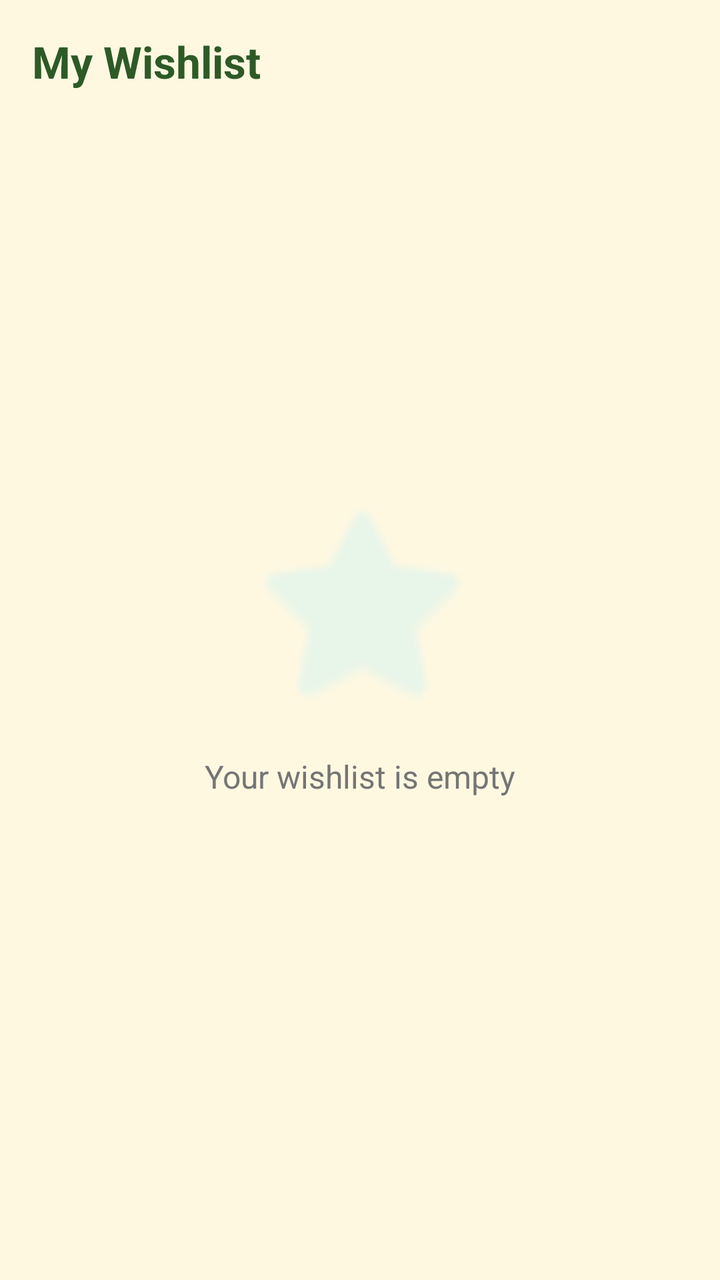
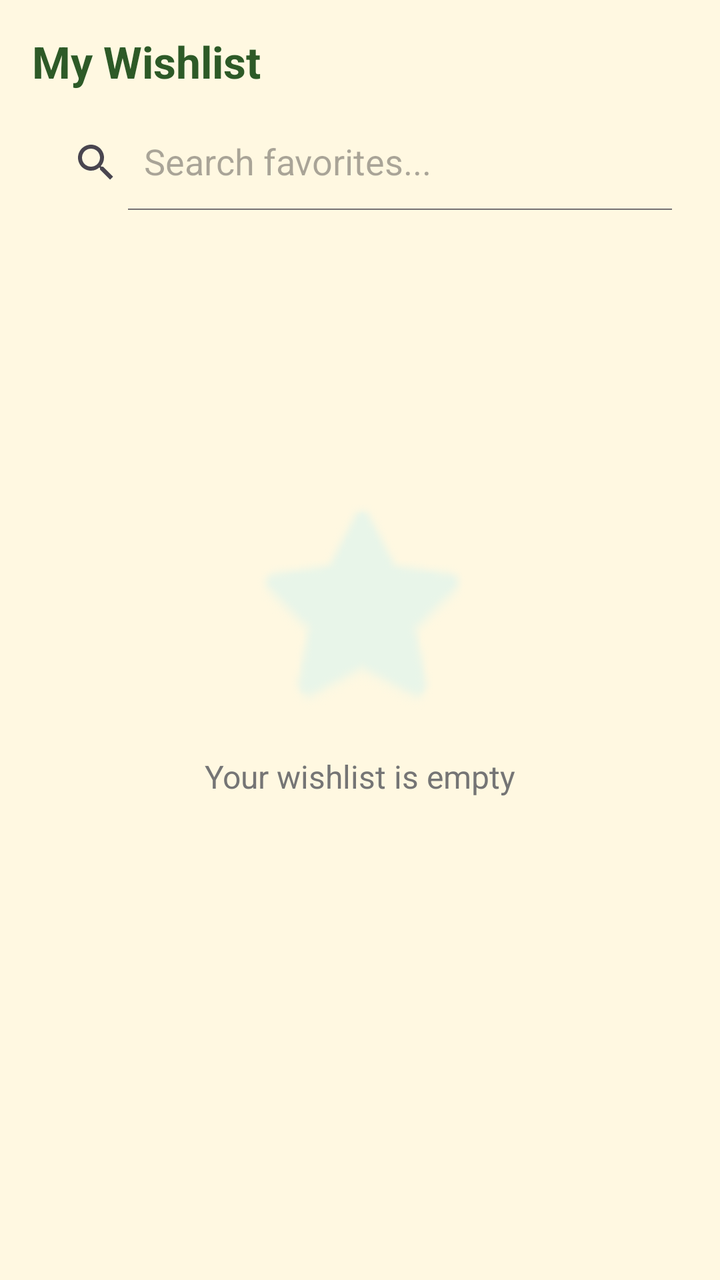

The first picture is an Android layout as it rendered before a commit; the second is the same layout after the commit. The layout source and the unified diff follow.
<!-- AndroidManifest.xml: application theme Theme.HalliSanthe -->
<!-- res/layout/fragment_wishlist.xml -->
<?xml version="1.0" encoding="utf-8"?>

<androidx.constraintlayout.widget.ConstraintLayout xmlns:android="http://schemas.android.com/apk/res/android"
    xmlns:app="http://schemas.android.com/apk/res-auto"
    android:layout_width="match_parent"
    android:layout_height="match_parent"
    android:background="@color/earthy_beige"
    android:padding="16dp">

    <TextView
        android:id="@+id/tvTitle"
        android:layout_width="wrap_content"
        android:layout_height="wrap_content"
        android:text="My Wishlist"
        android:textColor="@color/primary_green"
        android:textSize="22sp"
        android:textStyle="bold"
        app:layout_constraintStart_toStartOf="parent"
        app:layout_constraintTop_toTopOf="parent" />

    <androidx.recyclerview.widget.RecyclerView
        android:id="@+id/rvWishlist"
        android:layout_width="match_parent"
        android:layout_height="0dp"
        android:layout_marginTop="16dp"
        android:clipToPadding="false"
        android:paddingBottom="80dp"
        app:layout_constraintBottom_toBottomOf="parent"
        app:layout_constraintTop_toBottomOf="@id/tvTitle" />

    <LinearLayout
        android:id="@+id/emptyWishlistLayout"
        android:layout_width="wrap_content"
        android:layout_height="wrap_content"
        android:gravity="center"
        android:orientation="vertical"
        app:layout_constraintBottom_toBottomOf="parent"
        app:layout_constraintEnd_toEndOf="parent"
        app:layout_constraintStart_toStartOf="parent"
        app:layout_constraintTop_toTopOf="parent">

        <ImageView
            android:layout_width="120dp"
            android:layout_height="120dp"
            android:src="@android:drawable/btn_star_big_on"
            app:tint="@color/primary_light_green" />

        <TextView
            android:layout_width="wrap_content"
            android:layout_height="wrap_content"
            android:layout_marginTop="16dp"
            android:text="Your wishlist is empty"
            android:textColor="@color/gray_text"
            android:textSize="16sp" />
    </LinearLayout>

</androidx.constraintlayout.widget.ConstraintLayout>
<!-- resources referenced by this layout -->
<resources>
  <color name="earthy_beige">#FFF8E1</color>
  <color name="gray_text">#757575</color>
  <color name="primary_green">#2D5A27</color>
  <color name="primary_light_green">#E8F5E9</color>
  <style name="Theme.HalliSanthe" parent="Theme.Material3.Light.NoActionBar">
          <item name="colorPrimary">@color/primary_green</item>
          <item name="colorOnPrimary">@color/white</item>
          <item name="android:navigationBarColor">@color/white</item>
          <item name="android:statusBarColor">@color/primary_green</item>
          <item name="android:windowBackground">@color/earthy_beige</item>
      </style>
  <color name="white">#FFFFFF</color>
</resources>

<!-- the commit's change to res/layout/fragment_wishlist.xml (unified diff, before → after) -->
@@ -18,15 +18,24 @@
         app:layout_constraintStart_toStartOf="parent"
         app:layout_constraintTop_toTopOf="parent" />
 
+    <androidx.appcompat.widget.SearchView
+        android:id="@+id/searchWishlist"
+        android:layout_width="match_parent"
+        android:layout_height="wrap_content"
+        android:layout_marginTop="12dp"
+        app:iconifiedByDefault="false"
+        app:queryHint="Search favorites..."
+        app:layout_constraintTop_toBottomOf="@id/tvTitle" />
+
     <androidx.recyclerview.widget.RecyclerView
         android:id="@+id/rvWishlist"
         android:layout_width="match_parent"
         android:layout_height="0dp"
-        android:layout_marginTop="16dp"
+        android:layout_marginTop="8dp"
         android:clipToPadding="false"
         android:paddingBottom="80dp"
         app:layout_constraintBottom_toBottomOf="parent"
-        app:layout_constraintTop_toBottomOf="@id/tvTitle" />
+        app:layout_constraintTop_toBottomOf="@id/searchWishlist" />
 
     <LinearLayout
         android:id="@+id/emptyWishlistLayout"
